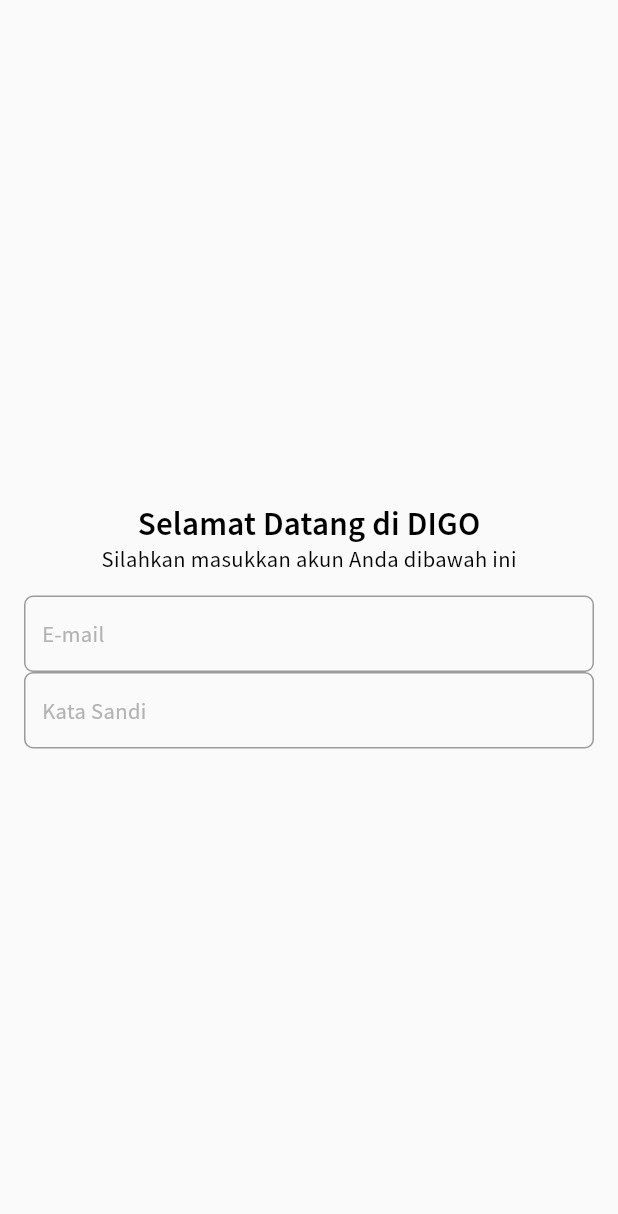
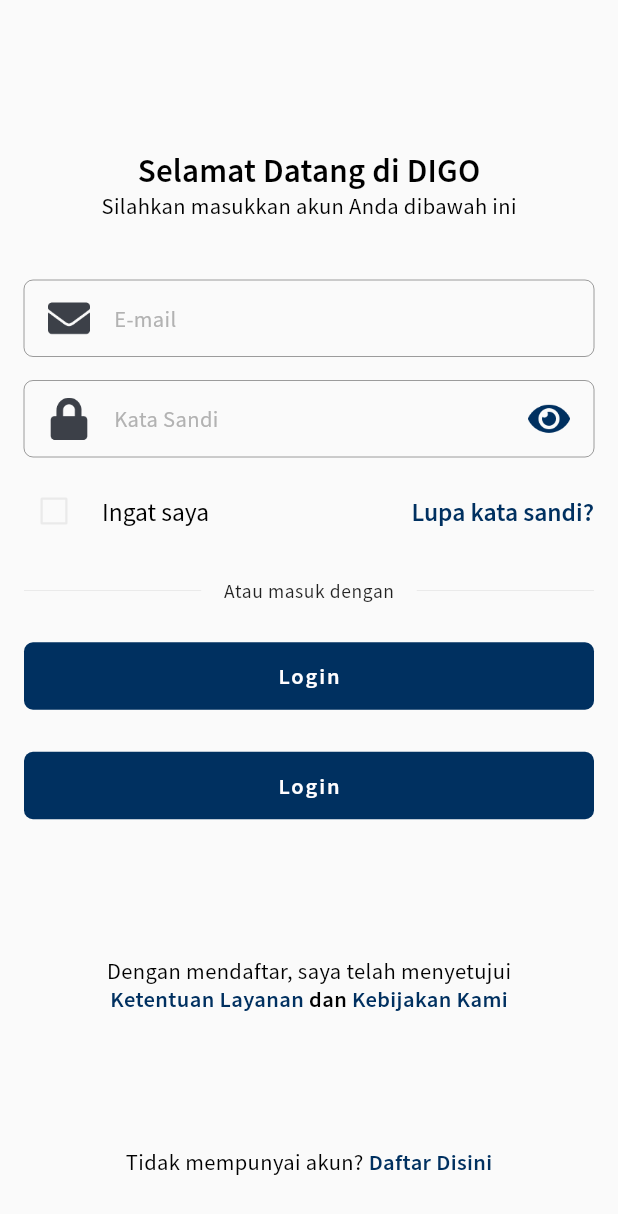
Before and after one commit to erlandmotor/Agent_Mobile_App, a Flutter app: the LoginPage screen opened directly, on a phone screen of 412 x 824 dp. Shown: the top 1214 px of the screen. Run offline on Flutter 3.47's test engine with Material 2 defaults, Android fonts, the phone set to English and light mode, and no system bars.

Commit message:
clone ui login

```diff
--- a/lib/helper/themes_colors.dart
+++ b/lib/helper/themes_colors.dart
@@ -4,7 +4,7 @@
 /// variabel type static
 class ColorApp {
   /// blue
-  static Color primaryA3 = const Color(0XFF0000A3);
+  static Color primaryA3 = const Color(0XFF003060);
 
   /// blue groto
   static Color primaryB3 = const Color(0XFF0067B3);
--- a/lib/pages/auth_page/login_page.dart
+++ b/lib/pages/auth_page/login_page.dart
@@ -1,6 +1,10 @@
 import 'package:agent_mobile_app/helper/margin_layout.dart';
+import 'package:agent_mobile_app/helper/themes_colors.dart';
+import 'package:agent_mobile_app/helper/themse_fonts.dart';
 import 'package:agent_mobile_app/pages/auth_page/widgets/widget_form_input.dart';
 import 'package:agent_mobile_app/pages/auth_page/widgets/widget_headers.dart';
+import 'package:agent_mobile_app/widget_reusable/widget_button.dart';
+import 'package:flutter/gestures.dart';
 import 'package:flutter/material.dart';
 
 class LoginPage extends StatelessWidget {
@@ -13,28 +17,152 @@
   @override
   Widget build(BuildContext context) {
     return Scaffold(
+      resizeToAvoidBottomInset: true,
       body: Padding(
         padding: Marginlayout.marginhorizontal,
         child: Column(
           mainAxisAlignment: MainAxisAlignment.center,
-          crossAxisAlignment: CrossAxisAlignment.stretch,
+          crossAxisAlignment: CrossAxisAlignment.center,
           children: [
+            const Spacer(),
             const HeadersTitle(
               title: 'Selamat Datang di DIGO',
               subTitle: 'Silahkan masukkan akun Anda dibawah ini',
+            ),
+             const SizedBox(
+              height: 25,
             ),
             WidgetFormInput(
               controller: _emailInput,
               formKey: _formKey,
               obscureText: false,
               hintText: 'E-mail',
+              iconSuffix: null,
+              iconPrefix: 'assets/icons/mail.png',
             ),
             WidgetFormInput(
+              onTapSuffix: () {},
               controller: _passwordInput,
               formKey: _formPass,
               obscureText: true,
               hintText: 'Kata Sandi',
-            )
+              iconPrefix: 'assets/icons/lock.png',
+              iconSuffix: 'assets/icons/eye.png',
+            ),
+
+            Row(
+              mainAxisAlignment: MainAxisAlignment.spaceBetween,
+              crossAxisAlignment: CrossAxisAlignment.center,
+              children: [
+                Flexible(
+                  child: CheckboxListTile(
+                    contentPadding: EdgeInsets.zero,
+                    controlAffinity: ListTileControlAffinity.leading,
+                    dense: true,
+                    visualDensity: VisualDensity.compact,
+                    value: false,
+                    onChanged: (value) {},
+                    activeColor: ColorApp.primaryA3,
+                    shape: RoundedRectangleBorder(
+                      borderRadius: BorderRadius.circular(2),
+                    ),
+                    side: BorderSide(color: ColorApp.secondaryEA, width: 1.5),
+                    title: Text(
+                      'Ingat saya',
+                      style: FontStyle.body1.copyWith(
+                          color: ColorApp.secondary00,
+                          fontWeight: FontWeight.w400),
+                    ),
+                  ),
+                ),
+                Text(
+                  'Lupa kata sandi?',
+                  style: FontStyle.body1.copyWith(
+                      color: ColorApp.primaryA3, fontWeight: FontWeight.w600),
+                ),
+              ],
+            ),
+            const SizedBox(
+              height: 25,
+            ),
+            Row(
+              children: [
+                const Divider(),
+                Expanded(
+                    child: Divider(
+                  endIndent: 15,
+                  color: ColorApp.secondaryEA,
+                )),
+                Text(
+                  'Atau masuk dengan',
+                  style: FontStyle.caption,
+                ),
+                Expanded(
+                    child: Divider(
+                  indent: 15,
+                  color: ColorApp.secondaryEA,
+                ))
+              ],
+            ),
+            const SizedBox(
+              height: 25,
+            ),
+            ButtonCustom.buttonPrimary(
+              onTap: () {},
+              colorBtn: ColorApp.primaryA3,
+              text: 'Login',
+            ),
+            const SizedBox(
+              height: 25,
+            ),
+            ButtonCustom.buttonPrimary(
+              onTap: () {},
+              colorBtn: ColorApp.primaryA3,
+              text: 'Login',
+            ),
+            const Spacer(),
+            Text(
+              'Dengan mendaftar, saya telah menyetujui',
+              style: FontStyle.body2,
+            ),
+
+            Text.rich(
+              TextSpan(
+                  text: 'Ketentuan Layanan',
+                  children: [
+                    TextSpan(text: ' dan ', style: FontStyle.body2),
+                    TextSpan(
+                      text: 'Kebijakan Kami',
+                      style: FontStyle.body2.copyWith(
+                          fontWeight: FontWeight.w600,
+                          color: ColorApp.primaryA3),
+                    ),
+                  ],
+                  style: FontStyle.body2.copyWith(
+                      fontWeight: FontWeight.w600, color: ColorApp.primaryA3)),
+            ),
+            const Spacer(),
+
+            //NOte: move register
+            Text.rich(
+              TextSpan(
+                  text: 'Tidak mempunyai akun?',
+                  children: [
+                    TextSpan(
+                        text: ' Daftar Disini',
+                        style: FontStyle.body2.copyWith(
+                            fontWeight: FontWeight.w600,
+                            color: ColorApp.primaryA3),
+                        recognizer: TapGestureRecognizer()
+                          ..onTap = () =>
+                              print('Tap Here onTap') //TODO: move to register,
+                        ),
+                  ],
+                  style: FontStyle.body2),
+            ),
+            const SizedBox(
+              height: 40,
+            ),
           ],
         ),
       ),
--- a/lib/pages/auth_page/widgets/widget_form_input.dart
+++ b/lib/pages/auth_page/widgets/widget_form_input.dart
@@ -7,31 +7,67 @@
   final bool obscureText;
   final String hintText;
   final TextEditingController controller;
+  final Function()? onTapSuffix;
+  final String? iconSuffix;
+  final String iconPrefix;
   const WidgetFormInput({
     Key? key,
     required this.formKey,
     required this.obscureText,
     required this.hintText,
     required this.controller,
+    this.onTapSuffix,
+    this.iconSuffix,
+    required this.iconPrefix,
   }) : super(key: key);
 
   @override
   Widget build(BuildContext context) {
-    return Form(
+    return Padding(
+      padding: const EdgeInsets.only(bottom: 16),
+      child: Form(
         key: formKey,
         child: TextFormField(
           controller: controller,
           obscureText: obscureText,
           validator: (String? error) => 'Field ini tidak boleh kosong',
+          cursorColor: ColorApp.primaryA3,
           decoration: InputDecoration(
-          isDense: true,
+            contentPadding:
+                const EdgeInsets.symmetric(vertical: 16, horizontal: 10),
+            isCollapsed: true,
+            enabled: false,
+            prefixIcon: Padding(
+              padding: const EdgeInsets.symmetric(horizontal: 16, vertical: 10),
+              child: Image.asset(
+                iconPrefix,
+                height: 12,
+              ),
+            ),
+            suffixIcon: iconSuffix == null
+                ? const SizedBox()
+                : InkWell(
+                    onTap: onTapSuffix,
+                    child: Padding(
+                      padding: const EdgeInsets.symmetric(
+                          horizontal: 16, vertical: 10),
+                      child: Image.asset(
+                        iconSuffix!,
+                        height: 12,
+                      ),
+                    ),
+                  ),
             hintText: hintText,
+            fillColor: ColorApp.primaryA3,
+            focusColor: ColorApp.primaryA3,
+            hoverColor: ColorApp.primaryA3,
             border: OutlineInputBorder(
                 borderRadius: BorderRadius.circular(6),
                 borderSide: BorderSide(color: ColorApp.secondaryEA)),
             hintStyle: FontStyle.body2.copyWith(color: ColorApp.secondaryB2),
           ),
         ),
+      ),
     );
   }
 }
--- a/lib/pages/on_boarding/on_boarding_page.dart
+++ b/lib/pages/on_boarding/on_boarding_page.dart
@@ -9,6 +9,7 @@
 class OnBoardingPage extends StatelessWidget {
   OnBoardingPage({Key? key}) : super(key: key);
   final ValueNotifier<int> _indexBoard = ValueNotifier<int>(0);
+  final ValueNotifier<int> _indexMove = ValueNotifier<int>(1);
   final PageController _pageCountroll = PageController(initialPage: 0);
 
   final List _dataOnBoarding = [
@@ -51,7 +52,7 @@
                     itemCount: _dataOnBoarding.length,
                     controller: _pageCountroll,
                     itemBuilder: (context, index) => Image.asset(
-                      _dataOnBoarding[index]['image'],
+                      _dataOnBoarding[_indexBoard.value]['image'],
                       width: double.infinity,
                       fit: BoxFit.fill,
                     ),
@@ -92,12 +93,14 @@
                 style: FontStyle.body1,
               ),
               const Spacer(),
+
               ButtonCustom.buttonPrimary(
                 onTap: () {
-                  _indexBoard.value++;
-                  if (_indexBoard.value < _dataOnBoarding.length - 1) {
+                  _indexMove.value++;
+                  if (_indexBoard.value <= _dataOnBoarding.length - 2) {
+                    _indexBoard.value++;
                     _pageCountroll.jumpToPage(_indexBoard.value);
-                  } else if (_indexBoard.value == _dataOnBoarding.length) {
+                  } else if (_indexMove.value == 4) {
                     RouteWidget.pushReplacment(
                         context: context, page: LoginPage());
                   }
```
Lines whose indentation alone changed are shown as unchanged.
